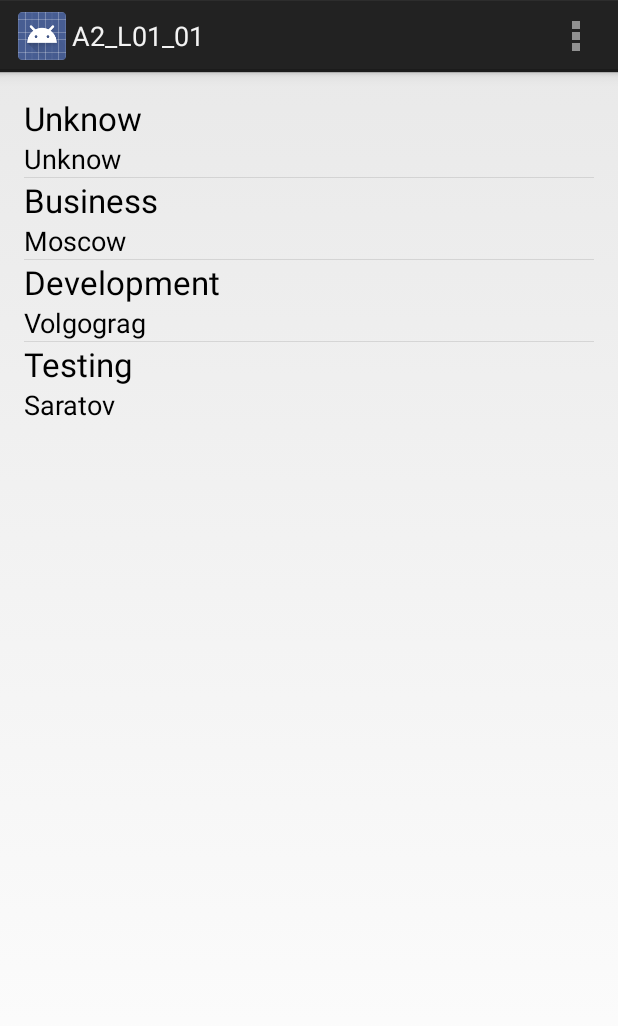
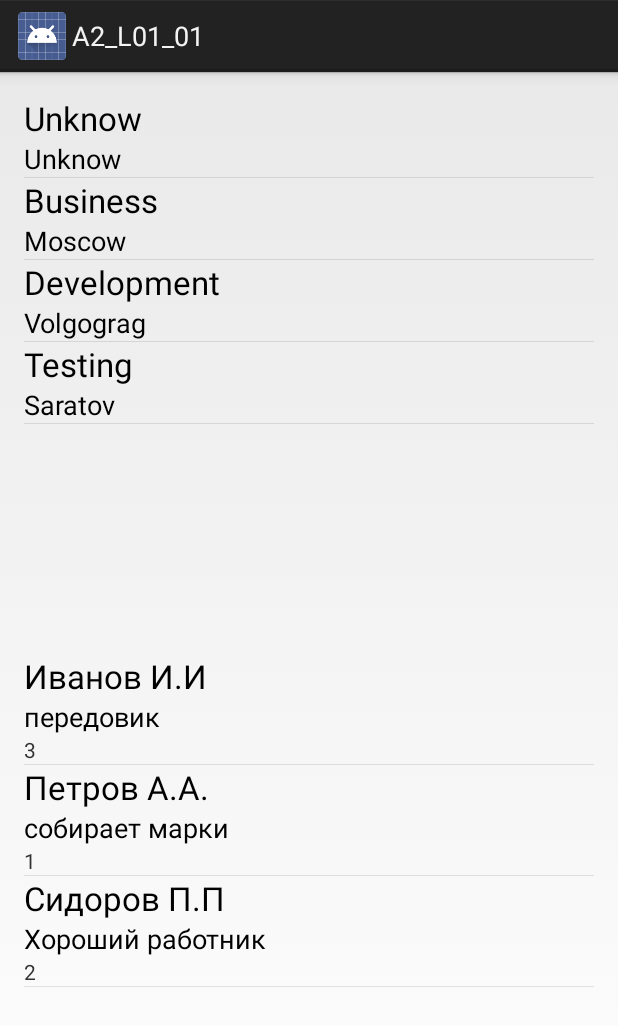
Before and after one commit to dridosh/A2_Lesson01_01, an Android app: the screen it shows after launch (MainActivity), on a phone screen of 412 x 824 dp. Shown: the top 1026 px of the screen. Run offline under Robolectric (Android 15) with nearby library versions, the phone set to English and light mode, and no system bars.

Commit message:
реализовал заполнение и вывод таблицы Empl

```diff
--- a/app/src/main/java/android_2/lesson01/app01/MainActivity.java
+++ b/app/src/main/java/android_2/lesson01/app01/MainActivity.java
@@ -20,82 +20,54 @@ public class MainActivity extends Activity {
         App.Log("MainActivity onCreate");
 
 		// Initialize UI components
-//		TextView tvText = (TextView) findViewById(R.id.tvText);
+
 		ListView lvList = (ListView) findViewById(R.id.lvList);
-//
-//		/**************************************
-//		 *              Example 1
-//		 *************************************/
-//
-//		// Create Cursor for read a data from data base
-//		Cursor cursor = App.getDB().getReadableCursor(DBEmployees.TableDep.TABLE_NAME);
-////		Cursor cr2 = App.getDB().getReadableCursorWithSelectedData(DBEmployees.TableDep.TABLE_NAME, new String[]{"NAME", "LOCATION"});
-//
-//		// Create a StringBuilder object
-//		StringBuilder sBuilder = new StringBuilder();
-//
-//		// Read a data from data base
-//		if (cursor.moveToFirst()) {
-//
-//			// Calculate indexes of columns
-//			int col_id = cursor.getColumnIndex(DBEmployees.TableDep._ID);
-//			int col_name = cursor.getColumnIndex(DBEmployees.TableDep.F_DEPARTMENT_NAME);
-//			int col_info = cursor.getColumnIndex(DBEmployees.TableDep.F_DEPARTMENT_LOCATION);
-//
-//			//Read data
-//			do {
-//
-//				sBuilder.append(cursor.getString(col_id) + " " +
-//						cursor.getString(col_name) + " - " + cursor.getString(col_info) + "\n");
-//
-//			} while (cursor.moveToNext());
-//
-//			// Show data
-//			tvText.setText(sBuilder.toString());
-//
-//		}
-//
-//		// Close a Cursor
-//		cursor.close();
-
-//		// Add new department
-//		App.getDB().addDep("Department 1", "Location 1");*/
-//
-//		// Delete department
-//		App.getDB().deleteDep(5);
-//
-
-
-
-
-        /**************************************
-         *              Example 2
-         *************************************/
+        ListView emplList = (ListView) findViewById(R.id.empl_List);
 
 
 
 
 		//Get a Cursor
-		Cursor c = App.getDB().getReadableCursor(DBEmployees.TableDep.TABLE_NAME);
+		Cursor dep_cursor = App.getDB().getReadableCursor(DBEmployees.TableDep.TABLE_NAME);
 
 		// Create arrays of columns and UI elements
-		String[] from = {DBEmployees.TableDep.F_DEPARTMENT_NAME, DBEmployees.TableDep.F_DEPARTMENT_LOCATION};
-		int[] to = {R.id.tvName, R.id.tvLocation};
+		String[] dep_from = {DBEmployees.TableDep.F_DEPARTMENT_NAME, DBEmployees.TableDep.F_DEPARTMENT_LOCATION};
+		int[] dep_to = {R.id.tvName, R.id.tvLocation};
 
 		// Create simple Cursor adapter
-		SimpleCursorAdapter lvAdapter = new SimpleCursorAdapter(this,
-				R.layout.list_item, c, from, to, 1);
+		SimpleCursorAdapter lvDepAdapter = new SimpleCursorAdapter(this,
+				R.layout.list_item, dep_cursor, dep_from, dep_to, 1);
 
 		// setting up adapter to list view
-		lvList.setAdapter(lvAdapter);
+		lvList.setAdapter(lvDepAdapter);
 
-	}
 
-	@Override
-	public boolean onCreateOptionsMenu(Menu menu) {
-		// Inflate the menu; this adds items to the action bar if it is present.
-		getMenuInflater().inflate(R.menu.act_main, menu);
-		return true;
-	}
+
+
+
+    //Get a Cursor
+    Cursor cursor = App.getDB().getReadableCursor(DBEmployees.TableEmpl.TABLE_NAME);
+
+    // Create arrays of columns and UI elements
+    String[] empl_from = {DBEmployees.TableEmpl.F_EMPLOYEES_NAME, DBEmployees.TableEmpl.F_INFO, DBEmployees.TableEmpl.F_DEP_ID};
+    int[] empl_to = {R.id.empl_name, R.id.empl_info,R.id.empl_dep};
+
+    // Create simple Cursor adapter
+    SimpleCursorAdapter lvEmplAdapter = new SimpleCursorAdapter(this,
+            R.layout.list_empl_item, cursor, empl_from, empl_to, 1);
+
+    // setting up adapter to list view
+		emplList.setAdapter(lvEmplAdapter);
 
 }
+
+
+//
+//	@Override
+//	public boolean onCreateOptionsMenu(Menu menu) {
+//		// Inflate the menu; this adds items to the action bar if it is present.
+//		getMenuInflater().inflate(R.menu.act_main, menu);
+//		return true;
+//	}
+
+}
--- a/app/src/main/java/android_2/lesson01/app01/lib/DBEmployees.java
+++ b/app/src/main/java/android_2/lesson01/app01/lib/DBEmployees.java
@@ -29,7 +29,9 @@ public class DBEmployees extends DBSQLite {
 	@Override
 	public void onCreate(SQLiteDatabase db) {
 		/* Create tables */
-		DBSQLite.execSQL(db, TableEmpl.SQL_CREATE);
+
+
+        DBSQLite.execSQL(db, TableEmpl.SQL_CREATE);
 		DBSQLite.execSQL(db, TableDep.SQL_CREATE);
 
 		/* Fill table tDep */
@@ -55,6 +57,31 @@ public class DBEmployees extends DBSQLite {
 
 			// add record to a data base
 			db.insert(TableDep.TABLE_NAME, null, contentValues);
+
+		}
+
+
+		/* Fill table tEmpl */
+		// load data from application resources
+		String[] employees = getContext().getResources().getStringArray(
+				R.array.empl_items);
+
+		// create object for store couples of names and values
+		ContentValues emplContentValues = new ContentValues(employees.length);
+
+		// Fill table tEmpl
+		for (int i = 0; i < employees.length; i++) {
+
+			// parse information about department (tuple (кортеж) = строка в таблице)
+			String[] tuple = employees[i].split("-");
+
+			// fill values
+			emplContentValues.put(TableEmpl.F_EMPLOYEES_NAME, tuple[0]);
+			emplContentValues.put(TableEmpl.F_INFO, tuple[1]);
+			emplContentValues.put(TableEmpl.F_DEP_ID,tuple[2]);
+
+			// add record to a data base
+			db.insert(TableEmpl.TABLE_NAME, null, emplContentValues);
 
 		}
 
--- a/app/src/main/java/android_2/lesson01/app01/lib/DBSQLite.java
+++ b/app/src/main/java/android_2/lesson01/app01/lib/DBSQLite.java
@@ -7,6 +7,8 @@ import android.database.SQLException;
 import android.database.sqlite.SQLiteDatabase;
 import android.database.sqlite.SQLiteDatabase.CursorFactory;
 import android.database.sqlite.SQLiteOpenHelper;
+
+import android_2.lesson01.app01.App;
 
 public abstract class DBSQLite extends SQLiteOpenHelper {
 
@@ -90,6 +92,7 @@ public abstract class DBSQLite extends SQLiteOpenHelper {
      * @param table name that will be deleted
      */
     public static boolean dropTable(SQLiteDatabase db, String table) {
+        App.Log("***********   drop ");
         return DBSQLite.execSQL(db, "DROP TABLE IF EXISTS " + table);
     }
 
--- a/app/src/main/res/layout/activity_main.xml
+++ b/app/src/main/res/layout/activity_main.xml
@@ -18,8 +18,17 @@
 	<ListView
 		android:id="@+id/lvList"
 		android:layout_width="match_parent"
-		android:layout_height="wrap_content"/>
+		android:layout_height="0dp"
+		android:layout_weight="1"/>
 		<!--android:layout_alignLeft="@+id/tvText"-->
 		<!--android:layout_below="@+id/tvText"/>-->
+	<ListView
+	android:id="@+id/empl_List"
+	android:layout_width="match_parent"
+	android:layout_height="0dp"
+		android:layout_weight="1"/>
+	<!--android:layout_alignLeft="@+id/tvText"-->
+	<!--android:layout_below="@+id/tvText"/>-->
+
 
 </LinearLayout>
--- /dev/null
+++ b/app/src/main/res/layout/list_empl_item.xml
@@ -0,0 +1,28 @@
+<?xml version="1.0" encoding="utf-8"?>
+<LinearLayout xmlns:android="http://schemas.android.com/apk/res/android"
+    android:layout_width="match_parent"
+    android:layout_height="match_parent"
+    android:orientation="vertical" >
+
+    <TextView
+        android:id="@+id/empl_name"
+        android:layout_width="wrap_content"
+        android:layout_height="wrap_content"
+        android:text="Name"
+        android:textAppearance="?android:attr/textAppearanceLarge" />
+
+    <TextView
+        android:id="@+id/empl_info"
+        android:layout_width="wrap_content"
+        android:layout_height="wrap_content"
+        android:text="info"
+        android:textAppearance="?android:attr/textAppearanceMedium" />
+    <TextView
+        android:id="@+id/empl_dep"
+        android:layout_width="wrap_content"
+        android:layout_height="wrap_content"
+        android:text="Department"
+        android:textAppearance="?android:attr/textAppearanceSmall" />
+
+
+</LinearLayout>
--- a/app/src/main/res/values/strings.xml
+++ b/app/src/main/res/values/strings.xml
@@ -7,9 +7,15 @@
 
     <string-array name="dep_items">
         <item>Unknow-Unknow</item>
-    	<item>Business-Moscow</item>
-    	<item>Development-Volgograg</item>
-    	<item>Testing-Saratov</item>
-	</string-array>
+        <item>Business-Moscow</item>
+        <item>Development-Volgograg</item>
+        <item>Testing-Saratov</item>
+    </string-array>
+
+    <string-array name="empl_items">
+        <item>Иванов И.И-передовик-3</item>
+        <item>Петров А.А.-собирает марки-1</item>
+        <item>Сидоров П.П-Хороший работник-2</item>
+    </string-array>
 
 </resources>
```
